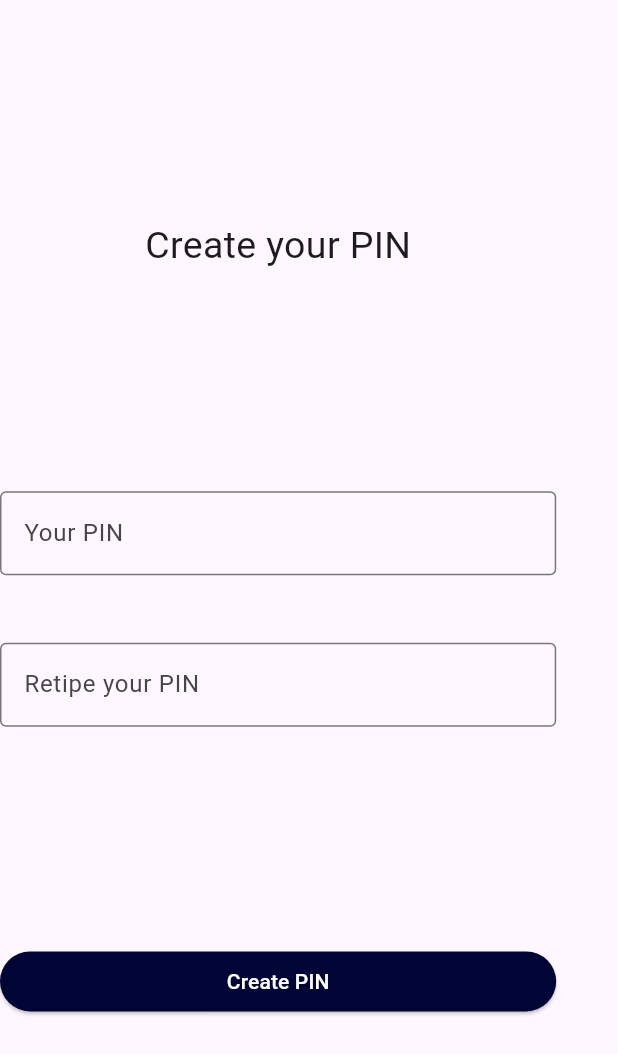
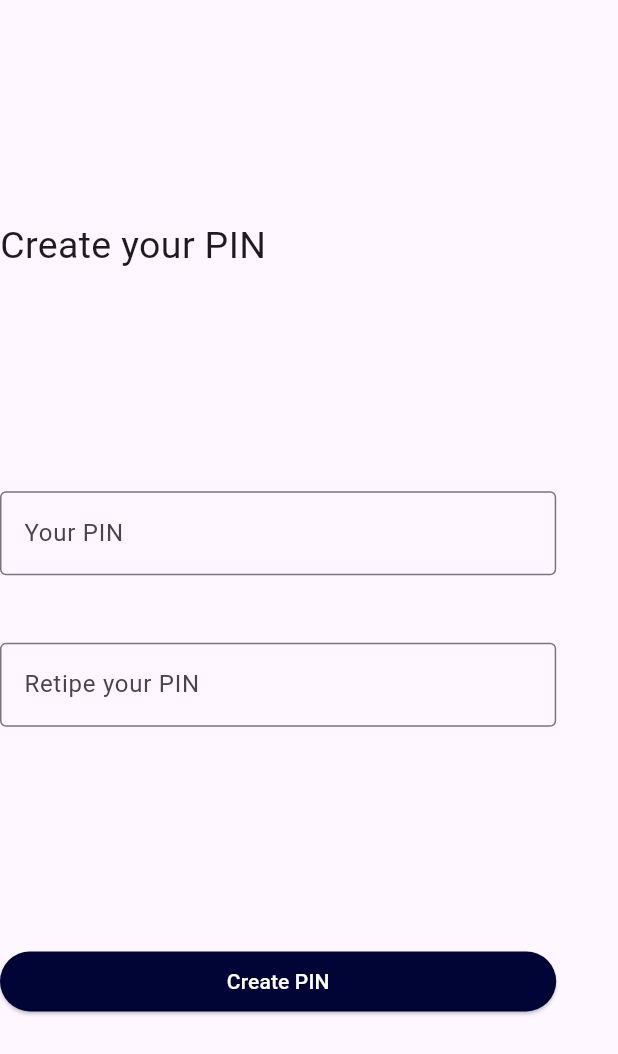
Before and after one commit to RaphaelBirkl1991/ForHelpersApp, a Flutter app: the PinCreationScreen widget shown alone on an empty page, opened directly, on a phone screen of 412 x 824 dp. Shown: the top 1054 px of the screen. Run offline on Flutter 3.47's test engine with Material 3 defaults, Android fonts, the phone set to English and light mode, and no system bars.

Commit message:
further Textalignment improvements

```diff
--- a/lib/main.dart
+++ b/lib/main.dart
@@ -3,7 +3,7 @@ import 'package:p12_basic_widgets/loading_screen.dart';
 import 'package:p12_basic_widgets/pin_activated.dart';
 import 'package:p12_basic_widgets/pin_creation.dart';
 import 'package:p12_basic_widgets/pin_info.dart';
-import 'package:p12_basic_widgets/pin_remember_hint.dart';
+import 'package:p12_basic_widgets/pin_additional_info.dart';
 import 'package:p12_basic_widgets/registration.dart';
 import 'package:p12_basic_widgets/registration_fail.dart';
 import 'package:p12_basic_widgets/registration_success.dart';
@@ -21,7 +21,7 @@ class MainApp extends StatelessWidget {
     return const MaterialApp(
       home: Scaffold(
         body: Center(
-          child: SplashScreen(),
+          child: PinAdditionalInfoScreen(),
         ),
       ),
     );
--- a/lib/pin_creation.dart
+++ b/lib/pin_creation.dart
@@ -15,13 +15,16 @@ class PinCreationScreen extends StatelessWidget {
       mainAxisAlignment: MainAxisAlignment.spaceEvenly,
       children: [
         Spacer(),
-        Text(
-          "Create your PIN",
-          style: TextStyle(
-            fontWeight: FontWeight.normal,
-            fontSize: 25,
+        FractionallySizedBox(
+          widthFactor: 0.9,
+          child: Text(
+            "Create your PIN",
+            style: TextStyle(
+              fontWeight: FontWeight.normal,
+              fontSize: 25,
+            ),
+            textAlign: TextAlign.left,
           ),
-          textAlign: TextAlign.left,
         ),
         Spacer(),
         FractionallySizedBox(
--- a/lib/pin_info.dart
+++ b/lib/pin_info.dart
@@ -20,6 +20,7 @@ class PinInfoScreen extends StatelessWidget {
               style: TextStyle(fontSize: 25, fontWeight: FontWeight.normal)),
           Spacer(),
           Spacer(),
+          Spacer(),
         ],
       ),
     );
```
Also changed, not shown: lib/registration.dart (+15 -7 lines), lib/pin_additional_info.dart (renamed from lib/pin_remember_hint.dart).
